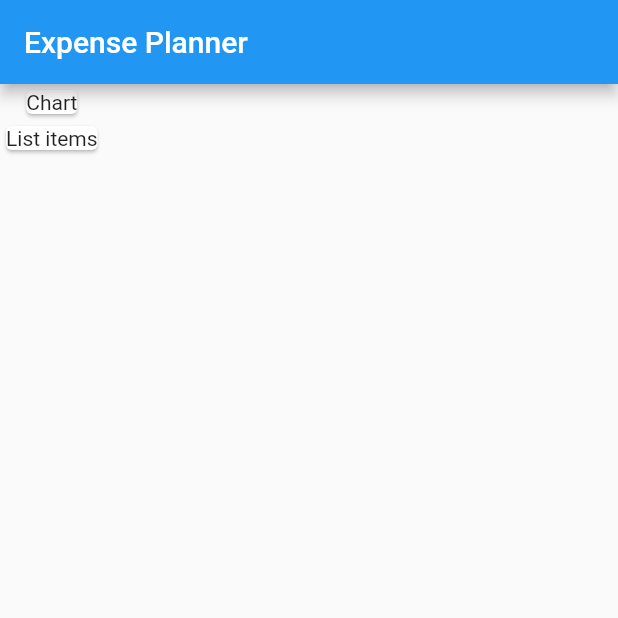
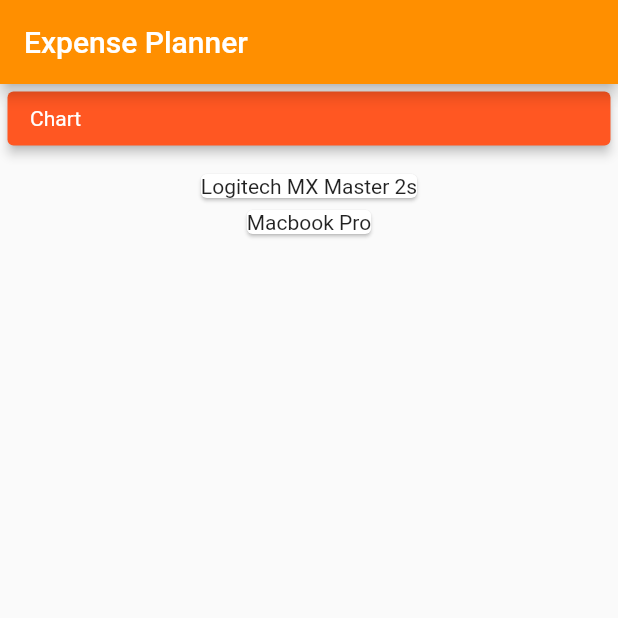
Before and after one commit to muhammad797/flutter-expense-planner, a Flutter app: the screen it shows after launch, on a phone screen of 412 x 824 dp, the top half of it. Run offline on Flutter 3.47's test engine with Material 2 defaults, Android fonts, the phone set to English and light mode, and no system bars.

Commit message:
Starter UI

```diff
--- a/lib/main.dart
+++ b/lib/main.dart
@@ -1,4 +1,6 @@
 import 'package:flutter/material.dart';
+
+import 'transaction.dart';
 
 void main() => runApp(MyApp());
 
@@ -14,14 +16,44 @@ class MyApp extends StatelessWidget {
 }
 
 class MyHomePage extends StatelessWidget {
+  final List<Transaction> transactions = [
+    Transaction(
+        id: "t1",
+        title: "Logitech MX Master 2s",
+        amount: 99.99,
+        date: DateTime.now()),
+    Transaction(
+        id: "t2", title: "Macbook Pro", amount: 1299.00, date: DateTime.now()),
+  ];
+
   @override
   Widget build(BuildContext context) {
     return (Scaffold(
-      appBar: AppBar(title: Text("Expense Planner")),
-      body: Column(children: <Widget>[
-        Card(child: Text("Chart"),),
-        Card(child: Text("List items"))
-      ])
-    ));
+        appBar: AppBar(
+          title: Text("Expense Planner"),
+          backgroundColor: Colors.amber[800],
+        ),
+        body: Column(
+          crossAxisAlignment: CrossAxisAlignment.stretch,
+          mainAxisAlignment: MainAxisAlignment.start,
+          children: <Widget>[
+            Container(
+                child: Card(
+                  child: Container(
+                    child: Text("Chart", style: TextStyle(color: Colors.white)),
+                    padding: EdgeInsets.only(top: 10, bottom: 10, left: 15, right: 15),
+                  ),
+                  elevation: 3,
+                  color: Colors.deepOrange,
+                  margin: EdgeInsets.only(top: 5, left: 5, right: 5, bottom: 15),
+                ),
+                width: double.infinity),
+            Column(
+              children: transactions.map((item) {
+                return (Card(child: Text(item.title)));
+              }).toList(),
+            )
+          ],
+        )));
   }
 }
--- /dev/null
+++ b/lib/transaction.dart
@@ -0,0 +1,14 @@
+import 'package:flutter/foundation.dart';
+
+class Transaction {
+  final String id;
+  final String title;
+  final double amount;
+  final DateTime date;
+
+  Transaction(
+      {@required this.id,
+      @required this.title,
+      @required this.amount,
+      @required this.date});
+}
```
